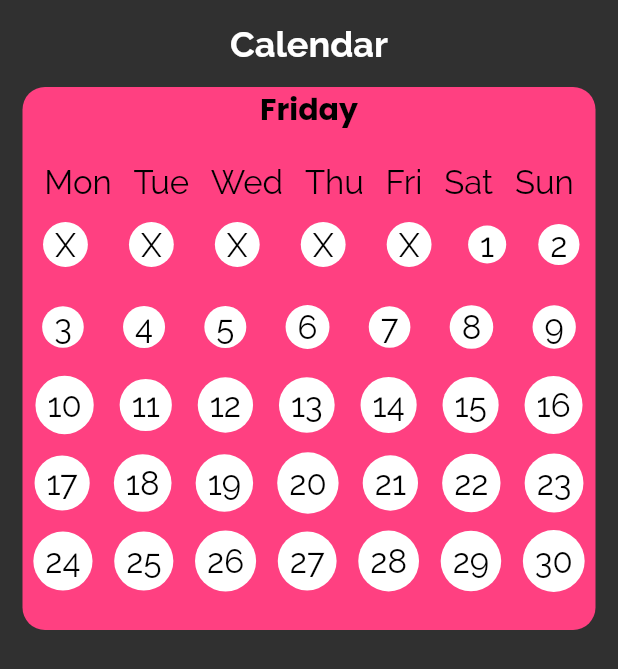
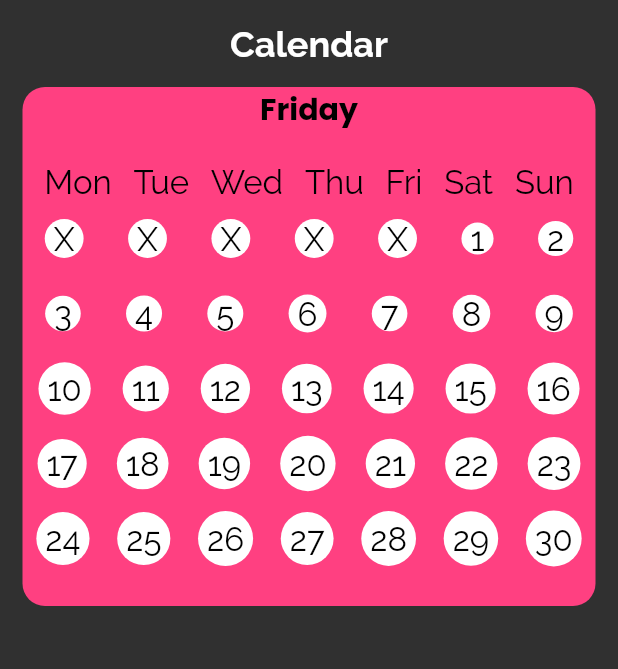
Before and after one commit to FarisSpahic/mealapp, a Flutter app: the screen it shows after launch, after a tap on "Open Calendar", on a phone screen of 412 x 824 dp. Shown: the top 669 px of the screen. Run offline on Flutter 3.47's test engine with Material 2 defaults, Android fonts, the phone set to English and light mode, and no system bars; our stand-ins replace cached_network_image, go_router, hive, hive_flutter; accounts and stored records are empty; network calls fail.

Commit message:
Finished with calendar and refactored the code to be more reusable

```diff
--- /dev/null
+++ b/lib/containers/charts/best_sold_bar.dart
@@ -0,0 +1,28 @@
+import 'package:flutter/material.dart';
+import 'package:hive_flutter/hive_flutter.dart';
+
+
+class BestSoldProductBarChartView extends StatefulWidget {
+  const BestSoldProductBarChartView({Key? key}) : super(key: key);
+
+  @override
+  State<BestSoldProductBarChartView> createState() => _BestSoldProductBarChartViewState();
+}
+
+class _BestSoldProductBarChartViewState extends State<BestSoldProductBarChartView> {
+  @override
+  void initState() {
+    // TODO: implement initState
+    super.initState();
+  }
+
+
+  @override
+  Widget build(BuildContext context) {
+
+   return Container(child: Text("goes here"),);
+
+  }
+
+
+}
--- a/lib/containers/food_card.dart
+++ b/lib/containers/food_card.dart
@@ -16,8 +16,6 @@ class FoodCard extends StatefulWidget {
 }
 
 class _FoodCardState extends State<FoodCard> {
-
-
 
   String listConversion(List<Object> items){
     String output = "";
--- a/lib/main.dart
+++ b/lib/main.dart
@@ -1,8 +1,16 @@
 import 'package:flutter/material.dart';
+import 'package:hive/hive.dart';
+import 'package:hive_flutter/hive_flutter.dart';
 import 'package:mealapp/router/router.dart';
 import 'package:mealapp/themes/themes.dart';
-void main() {
+void main() async {
+
+  await Hive.initFlutter();
+  await Hive.openBox("transactionsBox");
+  await Hive.openBox("productPurchaseBox");
+  WidgetsFlutterBinding.ensureInitialized();
   runApp(const MealApp());
+
 }
 
 class MealApp extends StatefulWidget {
@@ -14,14 +22,8 @@ class MealApp extends StatefulWidget {
 
 class _MealAppState extends State<MealApp> {
   ThemePallete pallete = ThemePallete();
-  @override
-  void initState() {
-    pallete.addListener(() {
-      setState(() {});
-    }
-    );
-    super.initState();
-  }
+
+
   final darkNotifier = ValueNotifier(false);
   @override
   Widget build(BuildContext context) {
@@ -39,4 +41,5 @@ class _MealAppState extends State<MealApp> {
       }
       );
   }
+
 }
--- a/lib/screens/calendar_screen.dart
+++ b/lib/screens/calendar_screen.dart
@@ -1,5 +1,6 @@
 import 'package:flutter/material.dart';
 import 'package:mealapp/models/calendar_helper.dart';
+
 class CalendarScreen extends StatefulWidget {
   const CalendarScreen({Key? key}) : super(key: key);
 
@@ -16,10 +17,18 @@ class _CalendarScreenState extends State<CalendarScreen> {
         child: SingleChildScrollView(
           child: Column(
             children: const [
-              Center(child: Text("Calendar", style: TextStyle(fontSize: 24, fontFamily: "Raleway", fontWeight: FontWeight.bold),)),
-              SizedBox(height: 10,),
+              Center(
+                  child: Text(
+                "Calendar",
+                style: TextStyle(
+                    fontSize: 24,
+                    fontFamily: "Raleway",
+                    fontWeight: FontWeight.bold),
+              )),
+              SizedBox(
+                height: 10,
+              ),
               Center(child: CalendarView()),
-
             ],
           ),
         ),
@@ -38,87 +47,135 @@ class CalendarView extends StatefulWidget {
 class _CalendarViewState extends State<CalendarView> {
   List<List> calendarDays = Calendar().getCalendar();
   List<Row> calendarDaysWidgets = [];
+  TextStyle iconStyle =
+      const TextStyle(fontSize: 22, fontFamily: "Raleway", color: Colors.black);
 
+  //review
+  List calendarDayTagFormatter(String day) {
+    Widget textWidget = Text(day, style: iconStyle);
 
+    if (day == "Mon") {
+      return [const Spacer(), textWidget , const Spacer()];
+    } else {
+      return [ textWidget, const Spacer()];
+    }
+  }
+
+  //review
+  List calendarIcons(dynamic day) {
+    BoxDecoration decoration = const BoxDecoration(
+      shape: BoxShape.circle,
+      color: Colors.white,
+    );
+    dynamic text;
+    if(day == null) {
+      text = "X";
+    } else {
+      text = day;
+    }
+      return [
+        const Spacer(),
+        Padding(
+          padding: const EdgeInsets.all(6.0),
+          child: Container(
+            decoration: decoration,
+            child: Padding(
+              padding: const EdgeInsets.all(6.0),
+              child: Text(
+                text.toString(),
+                style: iconStyle,
+              ),
+            ),
+          ),
+        ),
+        const Spacer()
+      ];
+
+  }
 
   @override
   Widget build(BuildContext context) {
-    final Size size = MediaQuery.of(context).size;
-    double width = size.width; double height = size.height;
-    TextStyle iconStyle = const TextStyle(fontSize: 22, fontFamily: "Raleway", color: Colors.black);
 
     calendarDaysWidgets.add(Row(
-      children:  [
-        const Spacer(),
-        Text("Mon", style: iconStyle),
-        const  Spacer(),
-        Text("Tue", style: iconStyle),
-        const  Spacer(),
-        Text("Wed", style: iconStyle),
-        const Spacer(),
-        Text("Thu", style: iconStyle),
-        const Spacer(),
-        Text("Fri", style: iconStyle),
-        const Spacer(),
-        Text("Sat", style: iconStyle),
-        const Spacer(),
-        Text("Sun", style: iconStyle),
-        const  Spacer(),
+      children: [
+        ...calendarDayTagFormatter("Mon"),
+        ...calendarDayTagFormatter("Tue"),
+        ...calendarDayTagFormatter("Wed"),
+        ...calendarDayTagFormatter("Thu"),
+        ...calendarDayTagFormatter("Fri"),
+        ...calendarDayTagFormatter("Sat"),
+        ...calendarDayTagFormatter("Sun")
+
+        // const Spacer(),
+        // Text("Mon", style: iconStyle),
+        // const  Spacer(),
+        // Text("Tue", style: iconStyle),
+        // const  Spacer(),
+        // Text("Wed", style: iconStyle),
+        // const Spacer(),
+        // Text("Thu", style: iconStyle),
+        // const Spacer(),
+        // Text("Fri", style: iconStyle),
+        // const Spacer(),
+        // Text("Sat", style: iconStyle),
+        // const Spacer(),
+        // Text("Sun", style: iconStyle),
+        // const  Spacer(),
       ],
     ));
-    for(List week in calendarDays){
+
+    for (List week in calendarDays) {
       List<Widget> icons = [];
-      BoxDecoration decoration = const BoxDecoration(shape : BoxShape.circle, color: Colors.white,);
-      // Boze, pomozi.
-      for(int i = 0; i < week.length; i++){
-        if(week[i] != null){
-          icons.add(const Spacer());
-          icons.add(Padding(
-            padding: const EdgeInsets.all(5.0),
-            child: Container(decoration: decoration,child: Padding(
-              padding: const EdgeInsets.all(8.0),
-              child: Text(week[i].toString(), style: iconStyle,),
-            ), ),
-          ));
-          icons.add(const Spacer());
-        }else{
-          icons.add(const Spacer());
-          icons.add(Padding(
-            padding: const EdgeInsets.all(8.0),
-            child: Container(decoration: decoration,child: Padding(
-              padding: const EdgeInsets.all(8.0),
-              child: Text("X", style: iconStyle,),
-            ),),
-          ));
-          icons.add(const Spacer());
-        }
+
+      BoxDecoration decoration = const BoxDecoration(
+        shape: BoxShape.circle,
+        color: Colors.white,
+      );
+
+      for (int i = 0; i < week.length; i++) {
+        //review
+          calendarIcons(week[i]).forEach((element) { icons.add(element); });
       }
-      calendarDaysWidgets.add(Row(children: icons,));
+      calendarDaysWidgets.add(Row(
+        children: icons,
+      ));
     }
-
-
-    return  Padding(
-        padding: const EdgeInsets.all(5),
+    //@build return
+    return Padding(
+      padding: const EdgeInsets.all(5),
       child: Container(
         decoration: BoxDecoration(
-          color: Colors.pinkAccent,
-          borderRadius: BorderRadius.circular(15)
-        ),
+            color: Colors.pinkAccent, borderRadius: BorderRadius.circular(15)),
         child: Center(
           child: Column(
             children: [
-              Center(
-                child: Text(Calendar().getWeekdayName(), style: const TextStyle(color: Colors.black, fontWeight: FontWeight.bold, fontFamily: "Poppins", fontSize: 20),),
+              //review
+             calendarTitle(),
+              const SizedBox(height: 20),
+              Column(
+                mainAxisAlignment: MainAxisAlignment.center,
+                crossAxisAlignment: CrossAxisAlignment.center,
+                children: calendarDaysWidgets,
               ),
-            const SizedBox(height: 20,),
-            Column(mainAxisAlignment: MainAxisAlignment.center, crossAxisAlignment: CrossAxisAlignment.center,children: calendarDaysWidgets, ),
-              const SizedBox(height: 20,),
-
+              const SizedBox(height: 20),
             ],
-
           ),
         ),
       ),
     );
+
+  }
+
+  Widget calendarTitle(){
+   return  Center(
+     child: Text(
+       Calendar().getWeekdayName(),
+       style: const TextStyle(
+           color: Colors.black,
+           fontWeight: FontWeight.bold,
+           fontFamily: "Poppins",
+           fontSize: 20),
+     ),
+   );
   }
 }
--- a/lib/screens/home_screen.dart
+++ b/lib/screens/home_screen.dart
@@ -1,6 +1,7 @@
 import 'package:flutter/material.dart';
 import 'package:flutter/services.dart';
 import 'package:go_router/go_router.dart';
+import 'package:mealapp/containers/charts/best_sold_bar.dart';
 import 'package:mealapp/containers/date_widget.dart';
 import 'package:mealapp/containers/food_gallery.dart';
 import 'package:mealapp/router/router.dart';
@@ -22,7 +23,9 @@ class _HomeScreenState extends State<HomeScreen> {
     return  SafeArea(
       child: Scaffold(
           appBar: _appBar(context),
-          body: Column(
+          body: SingleChildScrollView(
+            scrollDirection: Axis.vertical,
+            child: Column(
               children: <Widget>[
                 Container(
                 margin: const EdgeInsets.all(12),
@@ -37,8 +40,11 @@ class _HomeScreenState extends State<HomeScreen> {
                   ),
                 ),
                 const FoodGallery(),
-              const DateWidget()
+                const DateWidget(),
+                const SizedBox(height: 10,),
+                const BestSoldProductBarChartView()
               ],
+            ),
           ),
       ),
     );
--- a/pubspec.yaml
+++ b/pubspec.yaml
@@ -16,6 +16,7 @@ dependencies:
   provider: ^6.0.5
   cached_network_image: ^3.2.3
   hive: ^2.2.3
+  hive_flutter: ^1.1.0
 
 dev_dependencies:
   flutter_test:
```
Also changed, not shown: lib/screens/cart_screen.dart (+64 -6 lines), pubspec.lock. Lines whose indentation alone changed are shown as unchanged.
